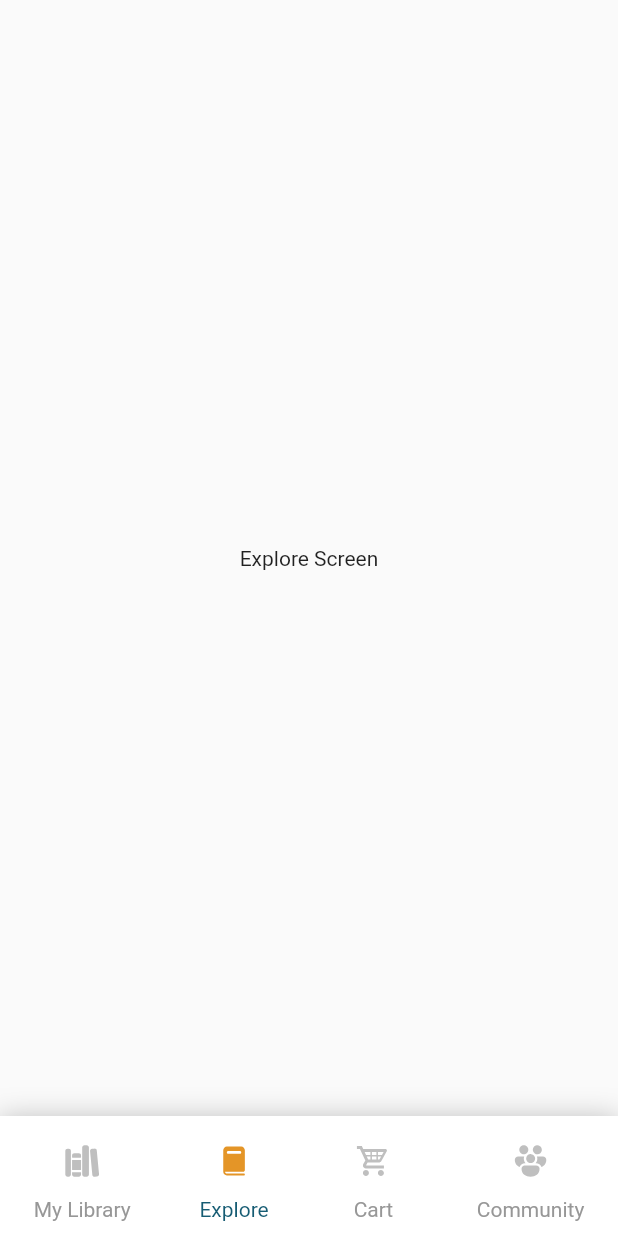
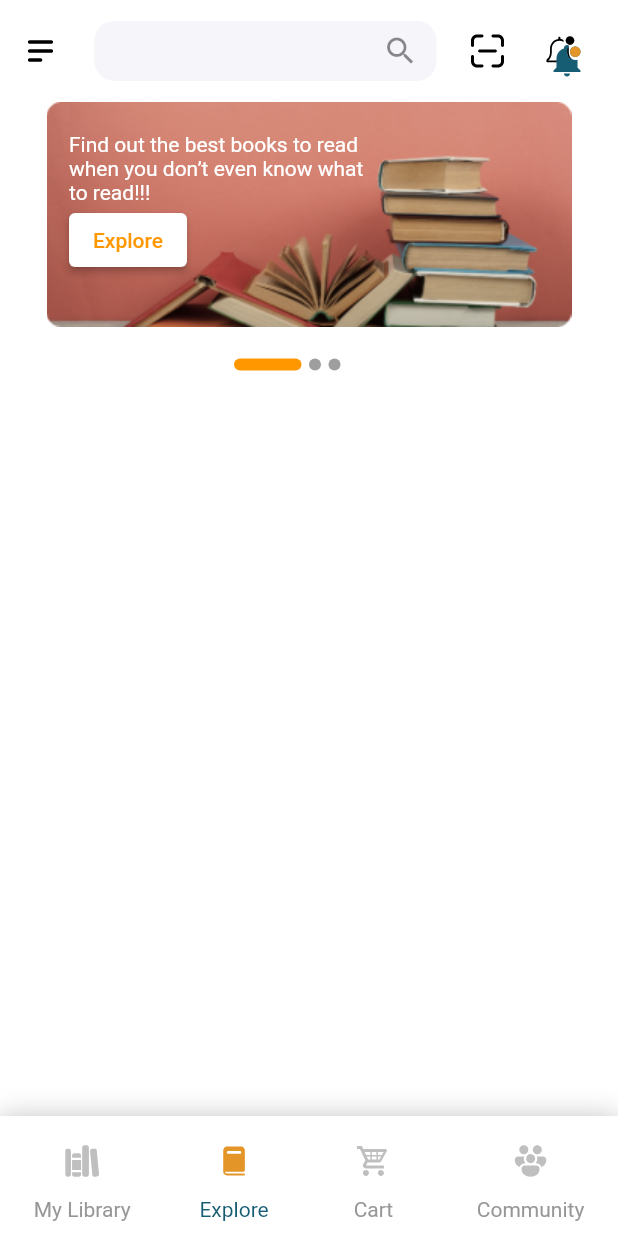
Before and after one commit to rahmatei/book, a Flutter app: the screen it shows after launch, item 2 of the bottom bar chosen, on a phone screen of 412 x 824 dp. Run offline on Flutter 3.47's test engine with Material 2 defaults, Android fonts, the phone set to English and light mode, and no system bars; our stand-ins replace flutter_svg.

Commit message:
explore screen

```diff
--- a/lib/Screens/explore_screen.dart
+++ b/lib/Screens/explore_screen.dart
@@ -1,4 +1,7 @@
+import 'package:book/gen/assets.gen.dart';
 import 'package:flutter/material.dart';
+
+import '../widgets/appbar.dart';
 
 class ExploreScreen extends StatefulWidget {
   const ExploreScreen({super.key});
@@ -10,6 +13,78 @@ class ExploreScreen extends StatefulWidget {
 class _ExploreScreenState extends State<ExploreScreen> {
   @override
   Widget build(BuildContext context) {
-    return Scaffold(body: Center(child: Text('Explore Screen')),);
+    return Scaffold(
+        body: Container(
+          padding: const EdgeInsets.fromLTRB(15, 10, 15, 0),
+                width: double.infinity,
+                color: Colors.white,
+          child: Column(
+            children: [
+              const MainAppBar(),
+              const SizedBox(height: 10,),
+              Container(
+                width: 350,
+                height: 150,
+                decoration: BoxDecoration(
+                  image: DecorationImage(
+                      image: AssetImage(Assets.icons.rectangle13Png.path)),
+                ),
+                child: Padding(
+                  padding: const EdgeInsets.fromLTRB(15, 20, 0, 5),
+                  child: Column(
+                    mainAxisAlignment: MainAxisAlignment.start,
+                    crossAxisAlignment: CrossAxisAlignment.start,
+                    children: [
+                      const Text(
+                        'Find out the best books to read \nwhen you don’t even know what \nto read!!!',
+                        style: TextStyle(
+                          color: Colors.white,
+                        ),
+                      ),
+                      ElevatedButton(
+                          onPressed: () {},
+                          style: const ButtonStyle(
+                            backgroundColor:
+                                MaterialStatePropertyAll(Colors.white),
+                          ),
+                          child: const Text(
+                            'Explore',
+                            style: TextStyle(color: Colors.orange),
+                          )),
+                    ],
+                  ),
+                ),
+              ),
+             Container(
+                width: 100,
+                height: 50,
+                child: Row(
+                  children: [
+                    Container(
+                      width: 45,
+                      height: 8,
+                      decoration: const BoxDecoration(shape: BoxShape.rectangle , color: Colors.orange, borderRadius: BorderRadius.all(Radius.circular(10)) ),
+                    ),
+                    const SizedBox(
+                      width: 5,
+                    ),                  Container(
+                      width: 8,
+                      height: 8,
+                      decoration: const BoxDecoration(shape: BoxShape.rectangle , color: Colors.grey, borderRadius: BorderRadius.all(Radius.circular(10)) ),
+                    ),
+                                      const SizedBox(
+                      width: 5,
+                    ),
+                                     Container(
+                      width: 8,
+                      height: 8,
+                      decoration: const BoxDecoration(shape: BoxShape.rectangle , color: Colors.grey, borderRadius: BorderRadius.all(Radius.circular(10)) ),
+                    ),
+                  ],
+                ),
+              )
+            ],
+          ),
+        ));
   }
 }
--- a/lib/Screens/lib_screen.dart
+++ b/lib/Screens/lib_screen.dart
@@ -1,6 +1,8 @@
 import 'package:book/gen/assets.gen.dart';
 import 'package:flutter/material.dart';
 import 'package:flutter_svg/svg.dart';
+
+import '../widgets/appbar.dart';
 
 class LibScreen extends StatefulWidget {
   const LibScreen({super.key});
@@ -279,67 +281,3 @@ class MyLibrary extends StatelessWidget {
     );
   }
 }
-
-class MainAppBar extends StatelessWidget {
-  const MainAppBar({
-    super.key,
-  });
-
-  @override
-  Widget build(BuildContext context) {
-    return Row(
-      mainAxisAlignment: MainAxisAlignment.spaceEvenly,
-      children: [
-        Align(
-            alignment: Alignment.centerLeft,
-            child: IconButton(
-              onPressed: () {},
-              icon: Assets.icons.menu.svg(),
-              alignment: Alignment.centerLeft,
-              padding: const EdgeInsets.all(0),
-            )),
-        Expanded(
-          child: Padding(
-            padding: const EdgeInsets.fromLTRB(0, 0, 10, 0),
-            child: Container(
-              height: 40,
-              decoration: BoxDecoration(
-                  borderRadius: BorderRadius.circular(13),
-                  color: const Color.fromARGB(255, 246, 245, 250)),
-              child: const TextField(
-                decoration: InputDecoration(
-                  contentPadding:
-                      EdgeInsets.symmetric(vertical: 10.0, horizontal: 10.0),
-                  focusedBorder: OutlineInputBorder(
-                    borderSide: BorderSide.none,
-                    borderRadius: BorderRadius.all(Radius.circular(10.0)),
-                  ),
-                  enabledBorder: OutlineInputBorder(
-                    borderSide: BorderSide.none,
-                    borderRadius: BorderRadius.all(Radius.circular(10.0)),
-                  ),
-                  suffixIcon: Icon(Icons.search),
-                ),
-              ),
-            ),
-          ),
-        ),
-        IconButton(onPressed: () {}, icon: Assets.icons.scanDash.svg()),
-        Stack(
-          children: [
-            IconButton(
-                onPressed: () {},
-                icon: Assets.icons.clarityNotificationOutlineBadged.svg()),
-            Positioned(
-              top: 6,
-              right: -5,
-              child: IconButton(
-                  onPressed: () {},
-                  icon: Assets.icons.mdiBellNotification.svg()),
-            )
-          ],
-        )
-      ],
-    );
-  }
-}
--- a/lib/gen/assets.gen.dart
+++ b/lib/gen/assets.gen.dart
@@ -76,6 +76,14 @@ class $AssetsIconsGen {
   AssetGenImage get rectangle1 =>
       const AssetGenImage('assets/icons/rectangle1.png');
 
+  /// File path: assets/icons/rectangle_13.png
+  AssetGenImage get rectangle13Png =>
+      const AssetGenImage('assets/icons/rectangle_13.png');
+
+  /// File path: assets/icons/rectangle_13.svg
+  SvgGenImage get rectangle13Svg =>
+      const SvgGenImage('assets/icons/rectangle_13.svg');
+
   /// File path: assets/icons/ri_search_line.svg
   SvgGenImage get riSearchLine =>
       const SvgGenImage('assets/icons/ri_search_line.svg');
@@ -116,6 +124,8 @@ class $AssetsIconsGen {
         menu,
         plus,
         rectangle1,
+        rectangle13Png,
+        rectangle13Svg,
         riSearchLine,
         scanDash,
         star,
--- a/lib/home.dart
+++ b/lib/home.dart
@@ -1,5 +1,3 @@
-import 'dart:ffi';
-
 import 'package:book/Screens/cart_screen.dart';
 import 'package:book/Screens/community_screen.dart';
 import 'package:book/Screens/explore_screen.dart';
@@ -20,7 +18,23 @@ class _MyHomeState extends State<MyHome> {
   @override
   Widget build(BuildContext context) {
     return Scaffold(
-      bottomNavigationBar: Container(
+      bottomNavigationBar: btnNavigationBar(),
+      body: SafeArea(
+          child: IndexedStack(
+        alignment: Alignment.center,
+        index: selectedIndexBottomSheetNavigation,
+        children: const [
+          LibScreen(),
+          ExploreScreen(),
+          CommunityScreen(),
+          CartScreen(),
+        ],
+      )),
+    );
+  }
+
+  Container btnNavigationBar() {
+    return Container(
       decoration: BoxDecoration(color: Colors.white, boxShadow: [
         BoxShadow(
             spreadRadius: 1,
@@ -150,18 +164,6 @@ class _MyHomeState extends State<MyHome> {
           ),
         ],
       ),
-      ),
-      body: SafeArea(
-          child: IndexedStack(
-        alignment: Alignment.center,
-        index: selectedIndexBottomSheetNavigation,
-        children: const [
-          LibScreen(),
-          ExploreScreen(),
-          CommunityScreen(),
-          CartScreen(),
-        ],
-      )),
     );
   }
 }
--- /dev/null
+++ b/lib/widgets/appbar.dart
@@ -0,0 +1,68 @@
+import 'package:flutter/material.dart';
+
+import '../gen/assets.gen.dart';
+
+
+class MainAppBar extends StatelessWidget {
+  const MainAppBar({
+    super.key,
+  });
+
+  @override
+  Widget build(BuildContext context) {
+    return Row(
+      mainAxisAlignment: MainAxisAlignment.spaceEvenly,
+      children: [
+        Align(
+            alignment: Alignment.centerLeft,
+            child: IconButton(
+              onPressed: () {},
+              icon: Assets.icons.menu.svg(),
+              alignment: Alignment.centerLeft,
+              padding: const EdgeInsets.all(0),
+            )),
+        Expanded(
+          child: Padding(
+            padding: const EdgeInsets.fromLTRB(0, 0, 10, 0),
+            child: Container(
+              height: 40,
+              decoration: BoxDecoration(
+                  borderRadius: BorderRadius.circular(13),
+                  color: const Color.fromARGB(255, 246, 245, 250)),
+              child: const TextField(
+                decoration: InputDecoration(
+                  contentPadding:
+                      EdgeInsets.symmetric(vertical: 10.0, horizontal: 10.0),
+                  focusedBorder: OutlineInputBorder(
+                    borderSide: BorderSide.none,
+                    borderRadius: BorderRadius.all(Radius.circular(10.0)),
+                  ),
+                  enabledBorder: OutlineInputBorder(
+                    borderSide: BorderSide.none,
+                    borderRadius: BorderRadius.all(Radius.circular(10.0)),
+                  ),
+                  suffixIcon: Icon(Icons.search),
+                ),
+              ),
+            ),
+          ),
+        ),
+        IconButton(onPressed: () {}, icon: Assets.icons.scanDash.svg()),
+        Stack(
+          children: [
+            IconButton(
+                onPressed: () {},
+                icon: Assets.icons.clarityNotificationOutlineBadged.svg()),
+            Positioned(
+              top: 6,
+              right: -5,
+              child: IconButton(
+                  onPressed: () {},
+                  icon: Assets.icons.mdiBellNotification.svg()),
+            )
+          ],
+        )
+      ],
+    );
+  }
+}
```
Also changed, not shown: assets/icons/rectangle_13.png (added), assets/icons/rectangle_13.svg (added). Lines whose indentation alone changed are shown as unchanged.
